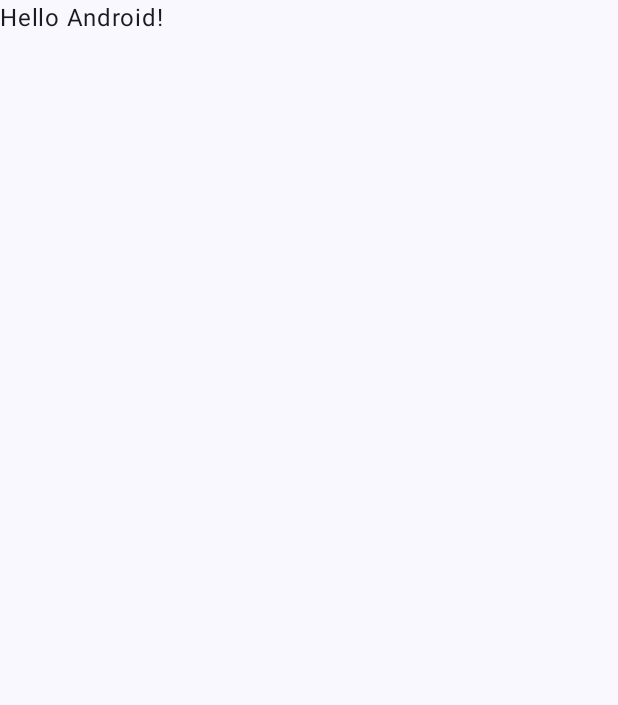
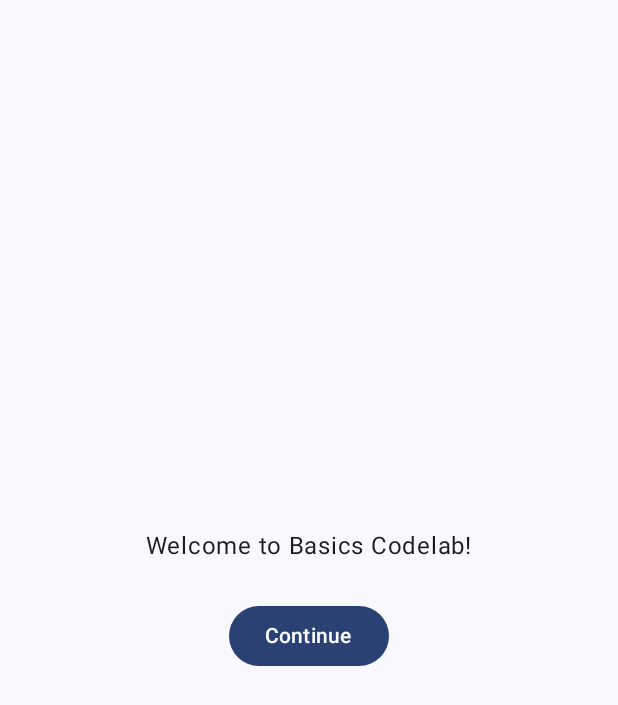
Before and after one commit to dongbin98/AndroidCodeLab, an Android app built with Jetpack Compose: the screen it shows after launch (MainActivity), on a phone screen of 412 x 824 dp. Before the commit the part shown is almost empty. Shown: the top 705 px of the screen. Run offline under Robolectric (Android 15) with nearby library versions, the phone set to English and light mode, and no system bars.

Commit message:
Compose basic

```diff
--- a/codelab-android-compose-basic/app/build.gradle.kts
+++ b/codelab-android-compose-basic/app/build.gradle.kts
@@ -1,6 +1,7 @@
 plugins {
     alias(libs.plugins.android.application)
     alias(libs.plugins.jetbrains.kotlin.android)
+    alias(libs.plugins.compose.compiler)
 }
 
 android {
@@ -66,4 +67,6 @@ dependencies {
     androidTestImplementation(libs.androidx.ui.test.junit4)
     debugImplementation(libs.androidx.ui.tooling)
     debugImplementation(libs.androidx.ui.test.manifest)
+
+    implementation(libs.androidx.material.icons.extended)
 }
--- a/codelab-android-compose-basic/app/src/main/java/com/tommyfuture/basicscodelab/MainActivity.kt
+++ b/codelab-android-compose-basic/app/src/main/java/com/tommyfuture/basicscodelab/MainActivity.kt
@@ -1,16 +1,47 @@
 package com.tommyfuture.basicscodelab
 
+import android.content.res.Configuration
 import android.os.Bundle
 import androidx.activity.ComponentActivity
 import androidx.activity.compose.setContent
 import androidx.activity.enableEdgeToEdge
+import androidx.compose.animation.animateContentSize
+import androidx.compose.animation.core.Spring
+import androidx.compose.animation.core.spring
+import androidx.compose.foundation.ExperimentalFoundationApi
+import androidx.compose.foundation.gestures.Orientation
+import androidx.compose.foundation.gestures.scrollable
+import androidx.compose.foundation.layout.Arrangement
+import androidx.compose.foundation.layout.Column
+import androidx.compose.foundation.layout.Row
 import androidx.compose.foundation.layout.fillMaxSize
 import androidx.compose.foundation.layout.padding
+import androidx.compose.foundation.lazy.LazyColumn
+import androidx.compose.foundation.lazy.items
+import androidx.compose.foundation.rememberScrollState
+import androidx.compose.material.icons.Icons
+import androidx.compose.material.icons.filled.KeyboardArrowDown
+import androidx.compose.material.icons.filled.KeyboardArrowUp
+import androidx.compose.material3.Button
+import androidx.compose.material3.Card
+import androidx.compose.material3.CardDefaults
+import androidx.compose.material3.Icon
+import androidx.compose.material3.IconButton
+import androidx.compose.material3.MaterialTheme
 import androidx.compose.material3.Scaffold
+import androidx.compose.material3.Surface
 import androidx.compose.material3.Text
 import androidx.compose.runtime.Composable
+import androidx.compose.runtime.getValue
+import androidx.compose.runtime.mutableStateOf
+import androidx.compose.runtime.saveable.rememberSaveable
+import androidx.compose.runtime.setValue
+import androidx.compose.ui.Alignment
 import androidx.compose.ui.Modifier
+import androidx.compose.ui.res.stringResource
+import androidx.compose.ui.text.font.FontWeight
 import androidx.compose.ui.tooling.preview.Preview
+import androidx.compose.ui.unit.dp
 import com.tommyfuture.basicscodelab.ui.theme.BasicsCodelabTheme
 
 class MainActivity : ComponentActivity() {
@@ -20,28 +51,144 @@ class MainActivity : ComponentActivity() {
         setContent {
             BasicsCodelabTheme {
                 Scaffold(modifier = Modifier.fillMaxSize()) { innerPadding ->
-                    Greeting(
-                        name = "Android",
-                        modifier = Modifier.padding(innerPadding)
-                    )
+                    Surface(
+                        modifier = Modifier
+                            .fillMaxSize()
+                            .padding(innerPadding)
+                    ) {
+                        MyApp()
+                    }
                 }
             }
         }
     }
 }
 
+
+@Composable
+fun MyApp(modifier: Modifier = Modifier) {
+    var shouldShowOnboarding by rememberSaveable { mutableStateOf(true) }
+
+    Surface(modifier) {
+        if (shouldShowOnboarding) {
+            OnBoardingScreen(onContinueClicked = { shouldShowOnboarding = false })
+        } else {
+            Greetings()
+        }
+    }
+}
+
+@OptIn(ExperimentalFoundationApi::class)
+@Composable
+private fun Greetings(
+    modifier: Modifier = Modifier, names: List<String> = List(1000) { "$it" }
+) {
+    LazyColumn(
+        modifier = modifier
+            .padding(vertical = 4.dp)
+            .scrollable(
+                state = rememberScrollState(),
+                orientation = Orientation.Vertical,
+                overscrollEffect = null
+            )
+    ) {
+        items(items = names) { name ->
+            Greeting(name = name)
+        }
+    }
+}
+
 @Composable
 fun Greeting(name: String, modifier: Modifier = Modifier) {
-    Text(
-        text = "Hello $name!",
-        modifier = modifier
-    )
+    Card(
+        colors = CardDefaults.cardColors(
+            containerColor = MaterialTheme.colorScheme.primary
+        ),
+        modifier = modifier.padding(vertical = 4.dp, horizontal = 8.dp)
+    ) {
+        CardContent(name)
+    }
 }
 
-@Preview(showBackground = true)
+@Composable
+private fun CardContent(name: String) {
+    var expanded by rememberSaveable { mutableStateOf(false) }
+
+    Row(
+        modifier = Modifier
+            .padding(12.dp)
+            .animateContentSize(
+                animationSpec = spring(
+                    dampingRatio = Spring.DampingRatioMediumBouncy,
+                    stiffness = Spring.StiffnessLow
+                )
+            )
+    ) {
+        Column(
+            modifier = Modifier
+                .weight(1f)
+                .padding(12.dp)
+        ) {
+            Text(text = "Hello, ")
+            Text(
+                text = name, style = MaterialTheme.typography.headlineMedium.copy(
+                    fontWeight = FontWeight.ExtraBold
+                )
+            )
+            if (expanded) {
+                Text(
+                    text = ("Composem ipsum color sit lazy, " +
+                            "padding theme elit, sed do bouncy. ").repeat(4),
+                )
+            }
+        }
+        IconButton(onClick = { expanded = !expanded }) {
+            Icon(
+                imageVector = if (expanded) Icons.Filled.KeyboardArrowUp else Icons.Filled.KeyboardArrowDown,
+                contentDescription = if (expanded) {
+                    stringResource(R.string.show_less)
+                } else {
+                    stringResource(R.string.show_more)
+                }
+            )
+        }
+    }
+}
+
+@Preview(
+    showBackground = true,
+    widthDp = 320,
+    heightDp = 640,
+    uiMode = Configuration.UI_MODE_NIGHT_YES,
+    name = "Dark"
+)
+@Preview(showBackground = true,
+    widthDp = 320,
+    heightDp = 640)
 @Composable
 fun GreetingPreview() {
     BasicsCodelabTheme {
-        Greeting("Android")
+        Greetings()
     }
 }
+
+@Composable
+fun OnBoardingScreen(
+    onContinueClicked: () -> Unit,
+    modifier: Modifier = Modifier
+) {
+    Column(
+        modifier = modifier.fillMaxSize(),
+        verticalArrangement = Arrangement.Center,
+        horizontalAlignment = Alignment.CenterHorizontally
+    ) {
+        Text("Welcome to Basics Codelab!")
+        Button(
+            modifier = modifier
+                .padding(vertical = 24.dp),
+            onClick = onContinueClicked
+        ) {
+            Text("Continue")
+        }
+    }
+}
--- a/codelab-android-compose-basic/app/src/main/java/com/tommyfuture/basicscodelab/ui/theme/Color.kt
+++ b/codelab-android-compose-basic/app/src/main/java/com/tommyfuture/basicscodelab/ui/theme/Color.kt
@@ -9,3 +9,8 @@ val Pink80 = Color(0xFFEFB8C8)
 val Purple40 = Color(0xFF6650a4)
 val PurpleGrey40 = Color(0xFF625b71)
 val Pink40 = Color(0xFF7D5260)
+
+val Navy = Color(0xFF073042)
+val Blue = Color(0xFF4285F4)
+val LightBlue = Color(0xFFD7EFFE)
+val Chartreuse = Color(0xFFEFF7CF)
--- a/codelab-android-compose-basic/app/src/main/java/com/tommyfuture/basicscodelab/ui/theme/Theme.kt
+++ b/codelab-android-compose-basic/app/src/main/java/com/tommyfuture/basicscodelab/ui/theme/Theme.kt
@@ -9,18 +9,21 @@ import androidx.compose.material3.dynamicDarkColorScheme
 import androidx.compose.material3.dynamicLightColorScheme
 import androidx.compose.material3.lightColorScheme
 import androidx.compose.runtime.Composable
+import androidx.compose.ui.graphics.Color
 import androidx.compose.ui.platform.LocalContext
 
 private val DarkColorScheme = darkColorScheme(
-    primary = Purple80,
-    secondary = PurpleGrey80,
-    tertiary = Pink80
+    surface = Blue,
+    onSurface = Navy,
+    primary = Navy,
+    onPrimary = Chartreuse
 )
 
 private val LightColorScheme = lightColorScheme(
-    primary = Purple40,
-    secondary = PurpleGrey40,
-    tertiary = Pink40
+    surface = Blue,
+    onSurface = Color.White,
+    primary = LightBlue,
+    onPrimary = Navy
 
     /* Other default colors to override
     background = Color(0xFFFFFBFE),
--- a/codelab-android-compose-basic/app/src/main/res/values/strings.xml
+++ b/codelab-android-compose-basic/app/src/main/res/values/strings.xml
@@ -1,3 +1,5 @@
 <resources>
     <string name="app_name">BasicsCodelab</string>
+    <string name="show_less">Show less</string>
+    <string name="show_more">Show more</string>
 </resources>
--- a/codelab-android-compose-basic/gradle/libs.versions.toml
+++ b/codelab-android-compose-basic/gradle/libs.versions.toml
@@ -1,16 +1,17 @@
 [versions]
 agp = "8.5.0"
-kotlin = "1.9.0"
+kotlin = "2.0.0"
 coreKtx = "1.13.1"
 junit = "4.13.2"
 junitVersion = "1.2.1"
 espressoCore = "3.6.1"
 lifecycleRuntimeKtx = "2.8.2"
 activityCompose = "1.9.0"
-composeBom = "2024.04.01"
+composeBom = "2024.06.00"
 
 [libraries]
 androidx-core-ktx = { group = "androidx.core", name = "core-ktx", version.ref = "coreKtx" }
+androidx-material-icons-extended = { module = "androidx.compose.material:material-icons-extended" }
 junit = { group = "junit", name = "junit", version.ref = "junit" }
 androidx-junit = { group = "androidx.test.ext", name = "junit", version.ref = "junitVersion" }
 androidx-espresso-core = { group = "androidx.test.espresso", name = "espresso-core", version.ref = "espressoCore" }
@@ -28,3 +29,4 @@ androidx-material3 = { group = "androidx.compose.material3", name = "material3"
 [plugins]
 android-application = { id = "com.android.application", version.ref = "agp" }
 jetbrains-kotlin-android = { id = "org.jetbrains.kotlin.android", version.ref = "kotlin" }
+compose-compiler = { id = "org.jetbrains.kotlin.plugin.compose", version.ref = "kotlin" }
```
